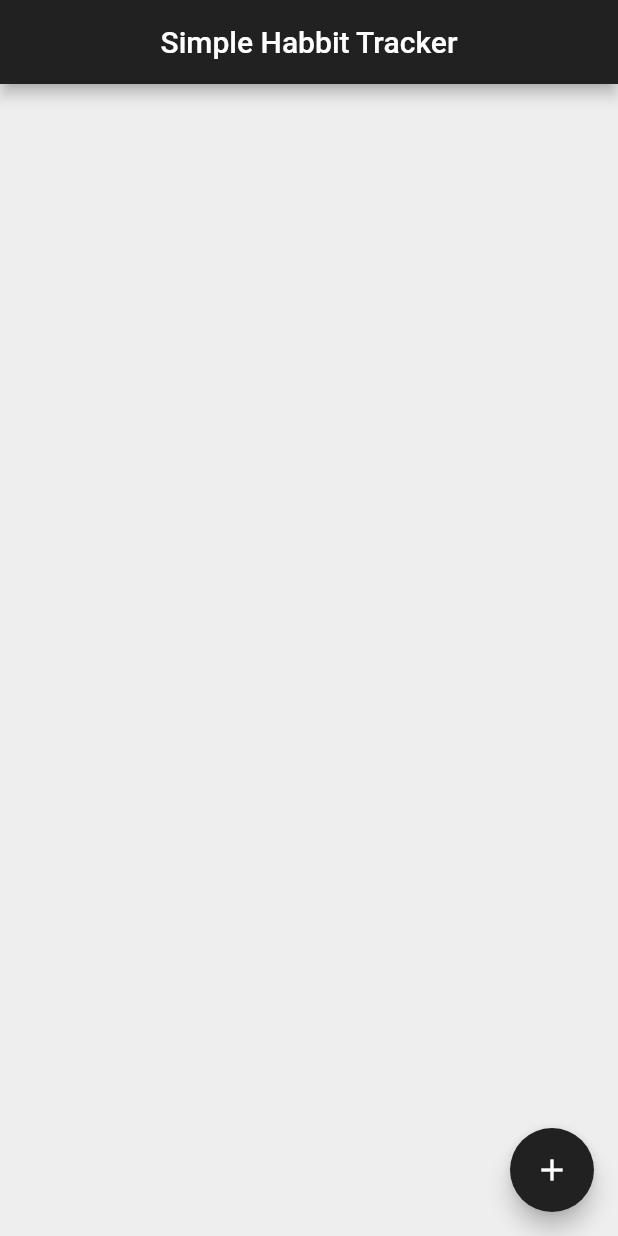
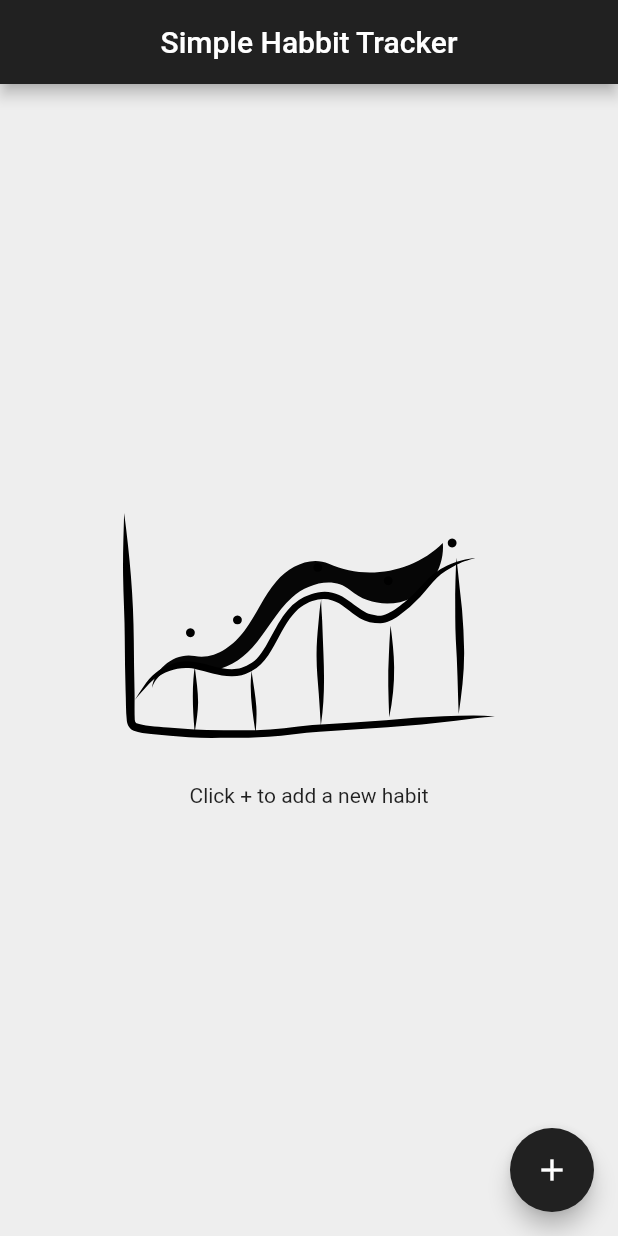
Before and after one commit to rijfas/simple_habit_tracker, a Flutter app: the screen it shows after launch, on a phone screen of 412 x 824 dp. Run offline on Flutter 3.47's test engine with Material 2 defaults, Android fonts, the phone set to English and light mode, and no system bars; our stand-ins replace flutter_svg.

Commit message:
feat: final

```diff
--- a/lib/main.dart
+++ b/lib/main.dart
@@ -1,7 +1,7 @@
 import 'package:flutter/material.dart';
 import 'package:provider/provider.dart';
-import 'package:simple_habit_tracker/providers/habit_provider.dart';
-import 'package:simple_habit_tracker/screens/home_screen.dart';
+import 'providers/habit_provider.dart';
+import 'screens/home_screen.dart';
 
 void main() {
   runApp(const MyApp());
--- a/lib/screens/home_screen.dart
+++ b/lib/screens/home_screen.dart
@@ -1,9 +1,10 @@
 import 'package:flutter/cupertino.dart';
 
 import 'package:flutter/material.dart';
+import 'package:flutter_svg/svg.dart';
 import 'package:provider/provider.dart';
-import 'package:simple_habit_tracker/providers/habit_provider.dart';
-import 'package:simple_habit_tracker/screens/widgets/habit_tile.dart';
+import '../providers/habit_provider.dart';
+import 'widgets/habit_tile.dart';
 
 class HomeScreen extends StatefulWidget {
   const HomeScreen({Key? key}) : super(key: key);
@@ -29,13 +30,26 @@ class _HomeScreenState extends State<HomeScreen> {
         centerTitle: true,
       ),
       body: Consumer<HabitProvider>(
-        builder: (context, provider, child) => ListView.builder(
+          builder: (context, provider, child) => provider.habits.isEmpty
+              ? Column(
+                  crossAxisAlignment: CrossAxisAlignment.center,
+                  mainAxisAlignment: MainAxisAlignment.center,
+                  children: [
+                      Center(
+                        child: SvgPicture.asset(
+                          'assets/svg/empty.svg',
+                          height: 150,
+                        ),
+                      ),
+                      const SizedBox(height: 30.0),
+                      const Text('Click + to add a new habit')
+                    ])
+              : ListView.builder(
                   itemBuilder: (context, index) => HabitTile(
                     habit: provider.habits[index],
                   ),
                   itemCount: provider.habits.length,
-        ),
-      ),
+                )),
       floatingActionButton: FloatingActionButton(
         onPressed: () {
           final controller = TextEditingController();
@@ -69,9 +83,11 @@ class _HomeScreenState extends State<HomeScreen> {
                     children: [
                       TextButton(
                           onPressed: () {
+                            if (controller.value.text.isNotEmpty) {
                               context.read<HabitProvider>().addHabit(
                                   title: controller.value.text, time: time);
                               Navigator.of(context).pop();
+                            }
                           },
                           child: Text(
                             'Save',
--- a/lib/screens/widgets/habit_tile.dart
+++ b/lib/screens/widgets/habit_tile.dart
@@ -1,8 +1,9 @@
 import 'package:flutter/material.dart';
-import 'package:simple_habit_tracker/models/habit.dart';
+import '../../models/habit.dart';
 import 'dart:async';
 import 'package:provider/provider.dart';
-import 'package:simple_habit_tracker/providers/habit_provider.dart';
+import '../../providers/habit_provider.dart';
+import 'package:flutter/cupertino.dart';
 
 class HabitTile extends StatefulWidget {
   const HabitTile({
@@ -155,11 +156,13 @@ class _HabitTileState extends State<HabitTile> {
                               children: [
                                 TextButton(
                                     onPressed: () {
-                                      context.read<HabitProvider>().editHabit(
-                                          id: widget.habit.id,
-                                          title: controller.value.text,
-                                          time: time);
-                                      Navigator.of(context).pop();
+                                      if (controller.value.text.isNotEmpty) {
+                                        context.read<HabitProvider>().editHabit(
+                                            id: widget.habit.id,
+                                            title: controller.value.text,
+                                            time: time);
+                                        Navigator.of(context).pop();
+                                      }
                                     },
                                     child: Text(
                                       'Save',
```
Also changed, not shown: pubspec.yaml (+4 -5 lines), assets/svg/empty.svg (added), pubspec.lock. Lines whose indentation alone changed are shown as unchanged.
